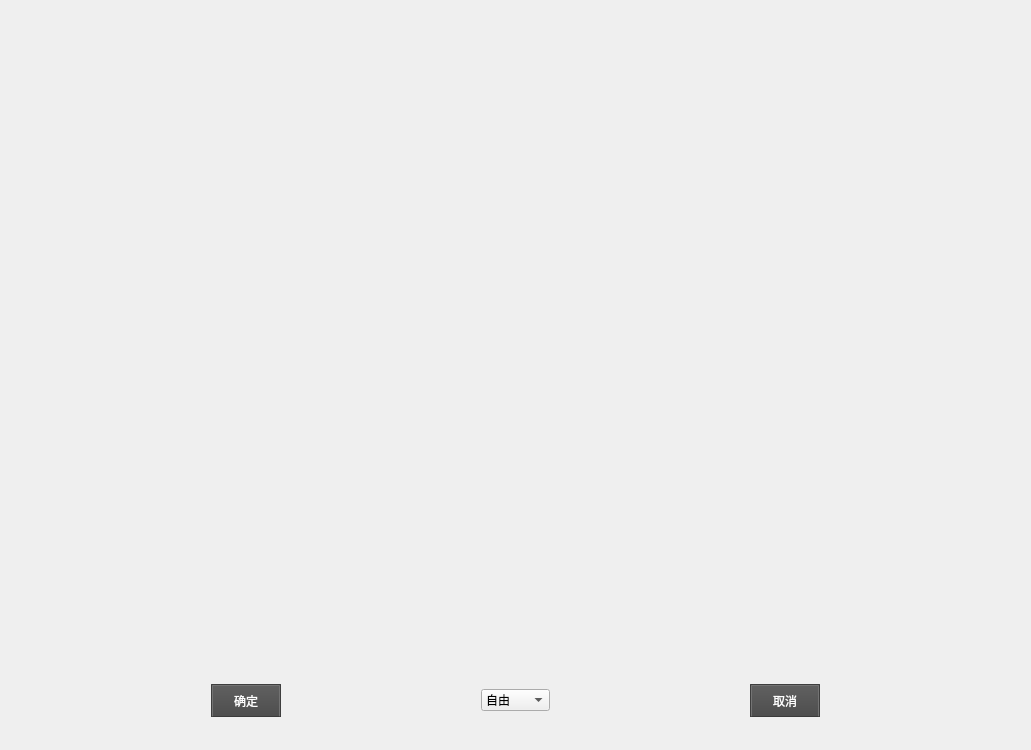
Above: Image_processing/Image_crop.ui from SundalandBR/ImageProcessing before the change. Below: the same form after it.
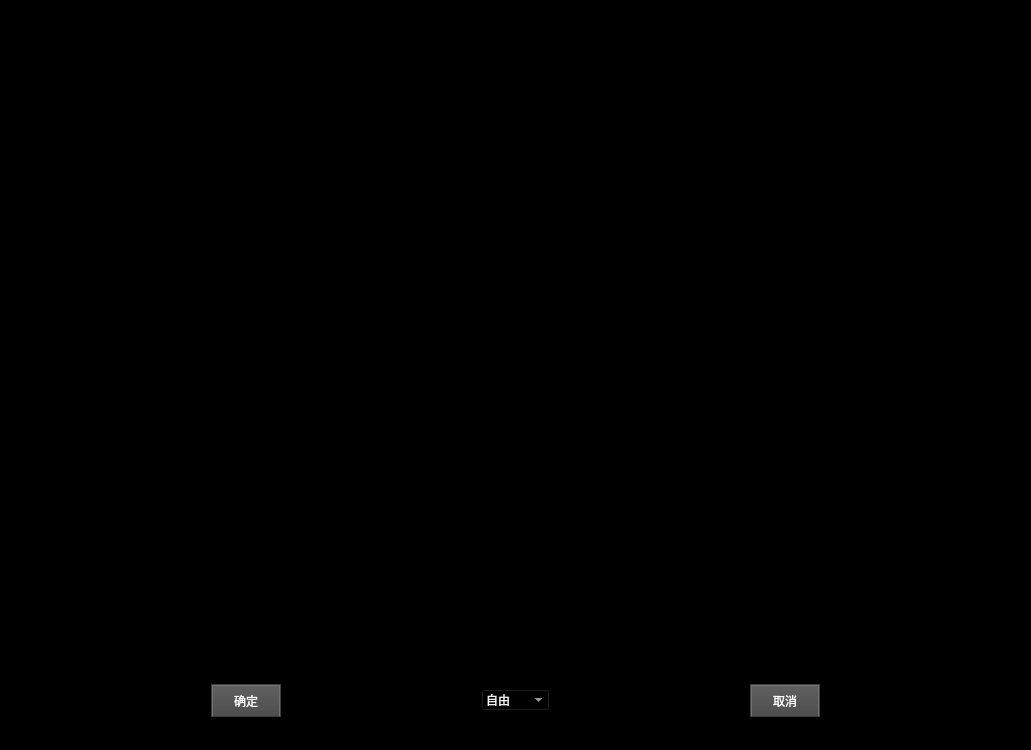
That is the form after the change.

Patch:
```diff
--- a/Image_processing/Image_crop.ui
+++ b/Image_processing/Image_crop.ui
@@ -14,19 +14,18 @@
 			<string>Image_crop</string>
 		</property>
 		<property name="styleSheet">
-			<string notr="true">
-				/*
-				Dark Console Style Sheet for QT Applications
-				Author: Jaime A. Quiroga P.
-				Company: GTRONICK
-				Last updated: 24/05/2018, 17:12.
-				Available at: https://github.com/GTRONICK/QSS/blob/master/ConsoleStyle.qss
-				*/
-				QWidget {
-				/*background-color:rgb(0, 0, 0);
-				color: rgb(240, 240, 240)*/;
-				border-color: rgb(58, 58, 58);
-				}
+   <string notr="true">/*
+Dark Console Style Sheet for QT Applications
+Author: Jaime A. Quiroga P.
+Company: GTRONICK
+Last updated: 24/05/2018, 17:12.
+Available at: https://github.com/GTRONICK/QSS/blob/master/ConsoleStyle.qss
+*/
+QWidget {
+	background-color:rgb(0, 0, 0);
+	color: rgb(240, 240, 240);
+	border-color: rgb(58, 58, 58);
+}
 
 				QPlainTextEdit {
 				background-color:rgb(0, 0, 0);
@@ -186,17 +185,16 @@
 				padding: 3px 15px;
 				}
 
-				QMenu::item:selected {
-				spacing: 3px;
-				padding: 3px 15px;
-				background:rgb(115, 115, 115);
-				color:rgb(255, 255, 255);
-				border-width: 1px;
-				border-radius: 10px;
-				border-color: rgb(58, 58, 58);
-				border-style: inset;
-				}
-			</string>
+QMenu::item:selected {
+	spacing: 3px; 
+	padding: 3px 15px;
+	background:rgb(115, 115, 115);
+	color:rgb(255, 255, 255);
+	border-width: 1px; 
+	border-radius: 10px;
+	border-color: rgb(58, 58, 58);
+	border-style: inset;
+}</string>
 		</property>
 		<widget class="QWidget" name="centralWidget">
 			<layout class="QVBoxLayout" name="verticalLayout_2" stretch="9,1">
```
Lines whose indentation alone changed are shown as unchanged.
